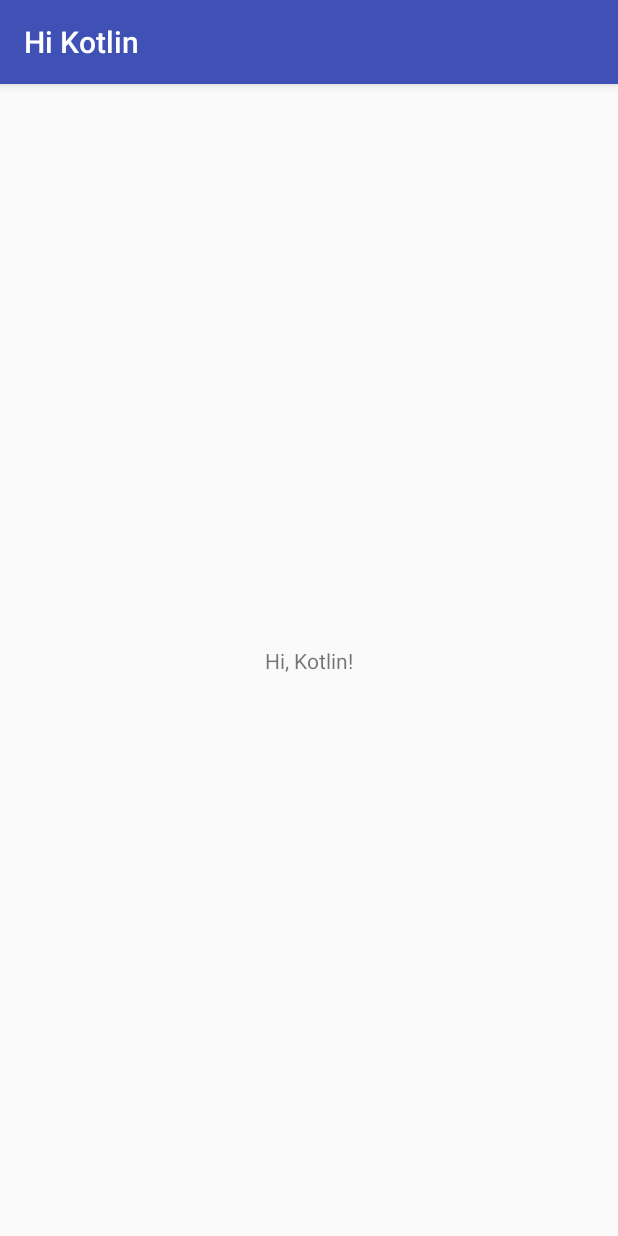
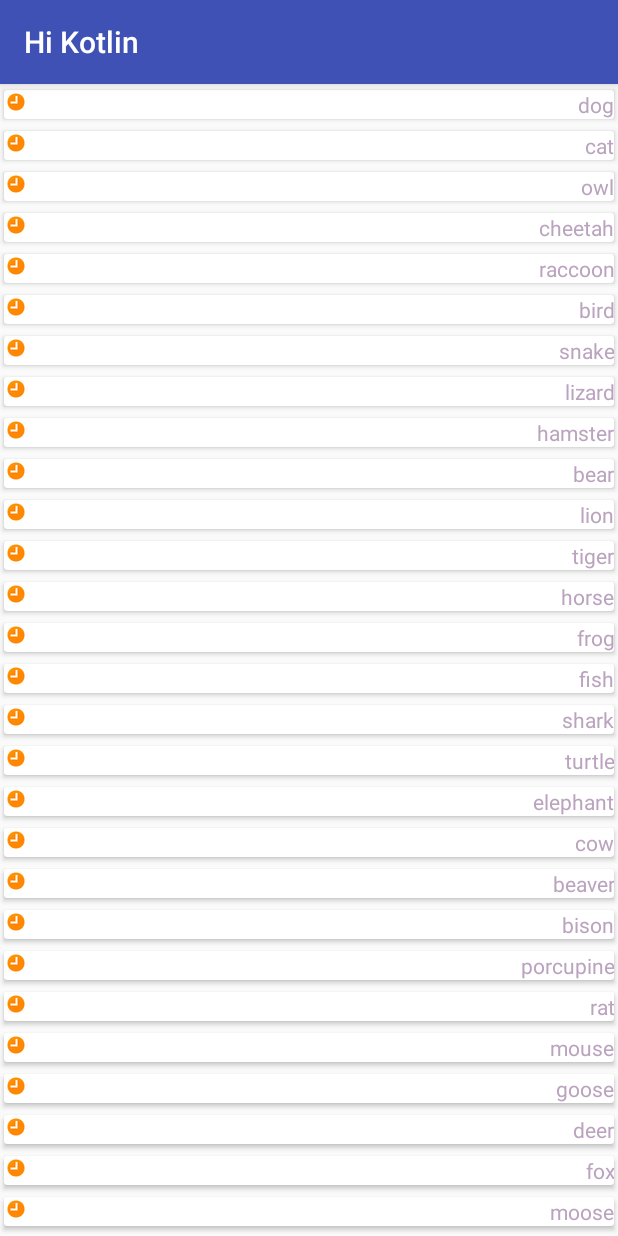
Before and after one commit to maobui/hello_kotlin, an Android app: the screen it shows after launch (MainActivity), on a phone screen of 412 x 824 dp. Run offline under Robolectric (Android 15) with nearby library versions, the phone set to English and light mode, and no system bars.

Commit message:
- first commit.

```diff
--- a/app/build.gradle
+++ b/app/build.gradle
@@ -5,11 +5,11 @@ apply plugin: 'kotlin-android'
 apply plugin: 'kotlin-android-extensions'
 
 android {
-    compileSdkVersion 28
+    compileSdkVersion 27
     defaultConfig {
         applicationId "com.me.bui.hikotlin"
         minSdkVersion 15
-        targetSdkVersion 28
+        targetSdkVersion 27
         versionCode 1
         versionName "1.0"
         testInstrumentationRunner "android.support.test.runner.AndroidJUnitRunner"
@@ -25,9 +25,12 @@ android {
 dependencies {
     implementation fileTree(dir: 'libs', include: ['*.jar'])
     implementation"org.jetbrains.kotlin:kotlin-stdlib-jdk7:$kotlin_version"
-    implementation 'com.android.support:appcompat-v7:28.0.0-rc02'
+    implementation 'com.android.support:appcompat-v7:27.1.1'
     implementation 'com.android.support.constraint:constraint-layout:1.1.3'
     testImplementation 'junit:junit:4.12'
     androidTestImplementation 'com.android.support.test:runner:1.0.2'
     androidTestImplementation 'com.android.support.test.espresso:espresso-core:3.0.2'
+
+    implementation "com.android.support:recyclerview-v7:27.1.1"
+    implementation "com.android.support:cardview-v7:27.1.1"
 }
--- /dev/null
+++ b/app/src/main/java/com/me/bui/hikotlin/AnimalAdapter.kt
@@ -0,0 +1,29 @@
+package com.me.bui.hikotlin
+
+import android.content.Context
+import android.graphics.Color
+import android.support.v7.widget.RecyclerView
+import android.view.LayoutInflater
+import android.view.View
+import android.view.ViewGroup
+import kotlinx.android.synthetic.main.item_list.view.*
+import java.util.*
+
+class AnimalAdapter( val items: ArrayList<String>, val context: Context) : RecyclerView.Adapter<AnimalAdapter.AnimalViewHolder>() {
+    override fun onCreateViewHolder(parent: ViewGroup, viewType: Int): AnimalViewHolder {
+        return AnimalViewHolder(LayoutInflater.from(context).inflate(R.layout.item_list, parent, false))
+    }
+
+    override fun getItemCount(): Int {
+        return items.size
+    }
+
+    override fun onBindViewHolder(holder: AnimalViewHolder, position: Int) {
+        holder?.tvNameItem?.text = items.get(position)
+        holder?.tvNameItem?.setTextColor(Utils.randomColor())
+    }
+
+    class AnimalViewHolder( view: View) : RecyclerView.ViewHolder(view) {
+        val tvNameItem = view.tv_name_item
+    }
+}
--- a/app/src/main/java/com/me/bui/hikotlin/MainActivity.kt
+++ b/app/src/main/java/com/me/bui/hikotlin/MainActivity.kt
@@ -2,13 +2,56 @@ package com.me.bui.hikotlin
 
 import android.support.v7.app.AppCompatActivity
 import android.os.Bundle
+import android.support.v7.widget.LinearLayoutManager
+import android.widget.LinearLayout
 import kotlinx.android.synthetic.main.activity_main.*
 
 class MainActivity : AppCompatActivity() {
 
+    val animals: ArrayList<String> = ArrayList();
+
     override fun onCreate(savedInstanceState: Bundle?) {
         super.onCreate(savedInstanceState)
         setContentView(R.layout.activity_main)
-        tv_hi.setText("Hi, Kotlin!");
+
+        initData()
+        rc_list.layoutManager = LinearLayoutManager(this)
+        rc_list.adapter = AnimalAdapter(animals, this)
+
+    }
+
+    fun initData() {
+        animals.add("dog")
+        animals.add("cat")
+        animals.add("owl")
+        animals.add("cheetah")
+        animals.add("raccoon")
+        animals.add("bird")
+        animals.add("snake")
+        animals.add("lizard")
+        animals.add("hamster")
+        animals.add("bear")
+        animals.add("lion")
+        animals.add("tiger")
+        animals.add("horse")
+        animals.add("frog")
+        animals.add("fish")
+        animals.add("shark")
+        animals.add("turtle")
+        animals.add("elephant")
+        animals.add("cow")
+        animals.add("beaver")
+        animals.add("bison")
+        animals.add("porcupine")
+        animals.add("rat")
+        animals.add("mouse")
+        animals.add("goose")
+        animals.add("deer")
+        animals.add("fox")
+        animals.add("moose")
+        animals.add("buffalo")
+        animals.add("monkey")
+        animals.add("penguin")
+        animals.add("parrot")
     }
 }
--- /dev/null
+++ b/app/src/main/java/com/me/bui/hikotlin/Utils.kt
@@ -0,0 +1,11 @@
+package com.me.bui.hikotlin
+
+import android.graphics.Color
+import java.util.*
+
+object Utils {
+    fun randomColor(): Int {
+        val rnd: Random = Random()
+        return Color.argb(255, rnd.nextInt(256), rnd.nextInt(256), rnd.nextInt(256))
+    }
+}
--- a/app/src/main/res/layout/activity_main.xml
+++ b/app/src/main/res/layout/activity_main.xml
@@ -6,14 +6,12 @@
     android:layout_height="match_parent"
     tools:context=".MainActivity">
 
-    <TextView
-        android:id="@+id/tv_hi"
-        android:layout_width="wrap_content"
-        android:layout_height="wrap_content"
-        android:text="Hello World!"
-        app:layout_constraintBottom_toBottomOf="parent"
-        app:layout_constraintLeft_toLeftOf="parent"
-        app:layout_constraintRight_toRightOf="parent"
-        app:layout_constraintTop_toTopOf="parent" />
+    <android.support.v7.widget.RecyclerView
+        android:id="@+id/rc_list"
+        android:layout_width="match_parent"
+        android:layout_height="match_parent"
+        tools:layout_editor_absoluteX="0dp"
+        tools:layout_editor_absoluteY="0dp"
+        tools:listitem="@layout/item_list" />
 
 </android.support.constraint.ConstraintLayout>
--- /dev/null
+++ b/app/src/main/res/layout/item_list.xml
@@ -0,0 +1,21 @@
+<?xml version="1.0" encoding="utf-8"?>
+<android.support.v7.widget.CardView xmlns:android="http://schemas.android.com/apk/res/android"
+    xmlns:app="http://schemas.android.com/apk/res-auto"
+    android:layout_width="match_parent"
+    android:layout_height="wrap_content"
+    app:cardUseCompatPadding="true">
+
+    <ImageView
+        android:id="@+id/img_icon_item"
+        android:layout_width="wrap_content"
+        android:layout_height="wrap_content"
+        android:layout_gravity="left"
+        app:srcCompat="@android:drawable/presence_away" />
+
+    <TextView
+        android:id="@+id/tv_name_item"
+        android:layout_width="match_parent"
+        android:layout_height="wrap_content"
+        android:gravity="right"
+        android:text="TextView" />
+</android.support.v7.widget.CardView>
```
